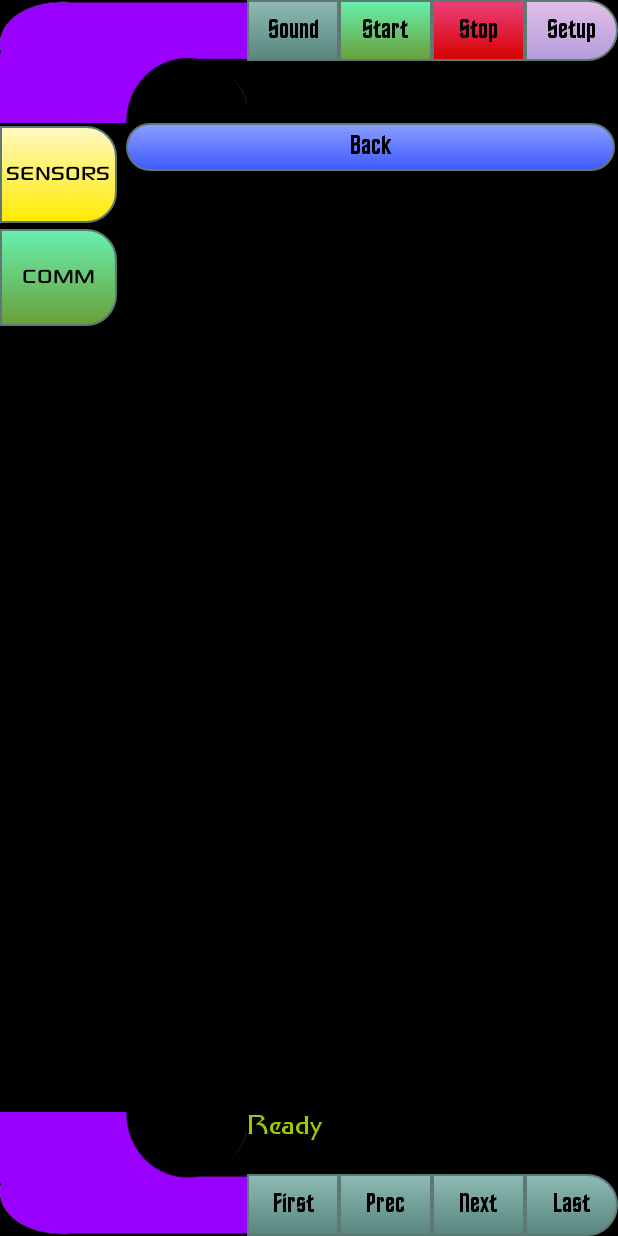
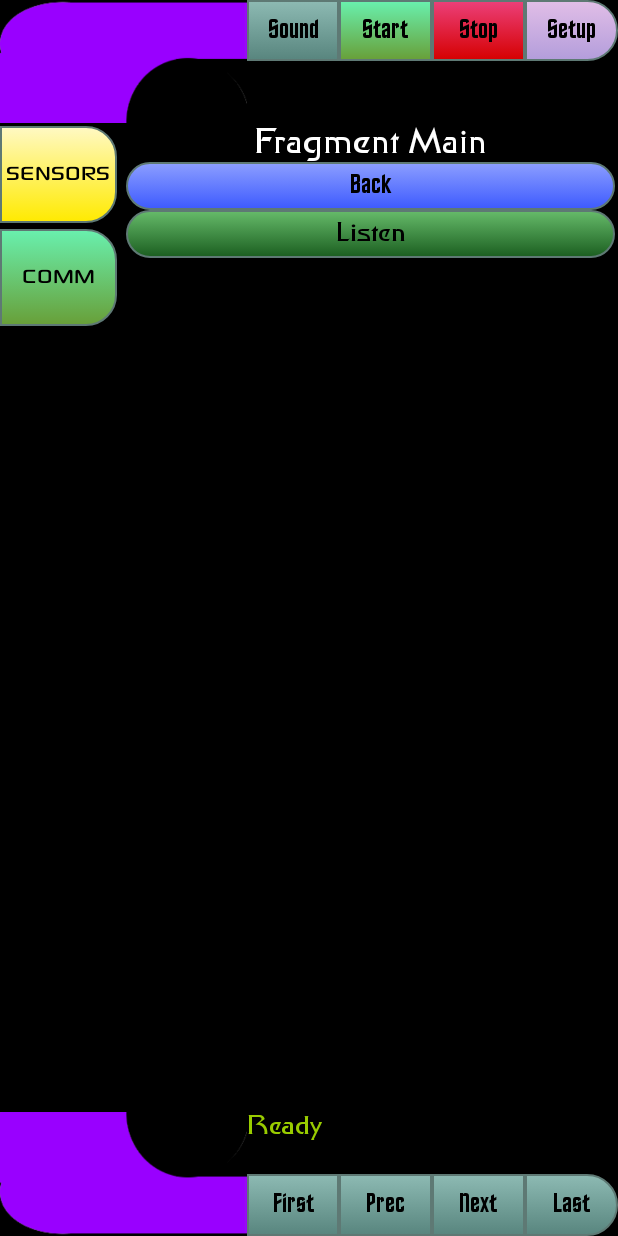
Before and after one commit to mlsoft/Multipad, an Android app: the screen it shows after launch (MultipadActivity), on a phone screen of 412 x 824 dp. Run offline under Robolectric (Android 15) with nearby library versions, the phone set to English and light mode, and no system bars.

Commit message:
multipad activity is supplying services well multipad initial fragment is working well ready to add more fragments

```diff
--- a/app/src/main/java/net/ddns/mlsoftlaberge/multipad/MultipadFragment.java
+++ b/app/src/main/java/net/ddns/mlsoftlaberge/multipad/MultipadFragment.java
@@ -29,13 +29,15 @@ import android.graphics.Typeface;
 import android.media.MediaPlayer;
 import android.os.Bundle;
 import android.preference.PreferenceManager;
+import android.text.method.ScrollingMovementMethod;
 import android.view.LayoutInflater;
 import android.view.View;
 import android.view.ViewGroup;
 import android.widget.Button;
+import android.widget.TextView;
 
 /**
- * Created by mlsoft on 2017-08-10.
+ * Created by Martin Laberge on 2017-08-10.
  */
 public class MultipadFragment extends Fragment {
 
@@ -46,8 +48,12 @@ public class MultipadFragment extends Fragment {
     // ======================================================================================
     // interface between fragment and activity to define callbacks
     public interface OnMultipadInteractionListener {
+        void multipadButtonsound();
         void multipadModeChange(int mode);
+        void multipadSay(String text);
+        String multipadLogs();
         void multipadSpeak(String text);
+        void multipadListen();
     }
 
     // the handle to the calling activity
@@ -73,7 +79,16 @@ public class MultipadFragment extends Fragment {
 
     private boolean isChatty;
 
+    // the handles for the widgets of the fragment
+    // -------------------------------------------
+    private TextView mFragmentTitle;
+
     private Button mBackButton;
+
+    private Button mListenButton;
+
+    private TextView mLogsConsole;
+
 
     @Override
     public View onCreateView(LayoutInflater inflater, ViewGroup container, Bundle savedInstanceState) {
@@ -84,17 +99,38 @@ public class MultipadFragment extends Fragment {
         sharedPref = PreferenceManager.getDefaultSharedPreferences(getActivity());
         isChatty = sharedPref.getBoolean("pref_key_ischatty", false);
 
-        // the sound-effect button
+        // the title of the fragment
+        mFragmentTitle = (TextView) view.findViewById(R.id.fragment_title);
+
+        // the back button
         mBackButton = (Button) view.findViewById(R.id.back_button);
         mBackButton.setOnClickListener(new View.OnClickListener() {
             @Override
             public void onClick(View view) {
                 // do the job
                 buttonsound();
-                speak("back");
-                mOnMultipadInteractionListener.multipadModeChange(0);
+                say("The BACK button is pressed");
+                if(isChatty) speak("back");
+                modechange(0);
             }
         });
+
+        // the listen button
+        mListenButton = (Button) view.findViewById(R.id.listen_button);
+        mListenButton.setOnClickListener(new View.OnClickListener() {
+            @Override
+            public void onClick(View view) {
+                // do the job
+                listen();
+            }
+        });
+
+        // the console to display logs history
+        mLogsConsole = (TextView) view.findViewById(R.id.logs_console);
+        mLogsConsole.setHorizontallyScrolling(true);
+        mLogsConsole.setVerticalScrollBarEnabled(true);
+        mLogsConsole.setMovementMethod(new ScrollingMovementMethod());
+        mLogsConsole.setText(mOnMultipadInteractionListener.multipadLogs());
 
         // return the view just initialized
         return view;
@@ -105,11 +141,14 @@ public class MultipadFragment extends Fragment {
     @Override
     public void onActivityCreated(Bundle bundle) {
         super.onActivityCreated(bundle);
-        Typeface face = Typeface.createFromAsset(getActivity().getAssets(), "sonysketchef.ttf");
+        Typeface face1 = Typeface.createFromAsset(getActivity().getAssets(), "sonysketchef.ttf");
         Typeface face2 = Typeface.createFromAsset(getActivity().getAssets(), "finalold.ttf");
         Typeface face3 = Typeface.createFromAsset(getActivity().getAssets(), "finalnew.ttf");
         // top buttons
+        mFragmentTitle.setTypeface(face3);
         mBackButton.setTypeface(face2);
+        mListenButton.setTypeface(face3);
+        mLogsConsole.setTypeface(face1);
     }
 
     // =====================================================================================
@@ -124,9 +163,9 @@ public class MultipadFragment extends Fragment {
     @Override
     public void onPause() {
         // save the current status
-        SharedPreferences.Editor editor = sharedPref.edit();
-        editor.putBoolean("pref_key_ischatty", isChatty);
-        editor.commit();
+        //SharedPreferences.Editor editor = sharedPref.edit();
+        //editor.putBoolean("pref_key_ischatty", isChatty);
+        //editor.commit();
         super.onPause();
     }
 
@@ -134,12 +173,43 @@ public class MultipadFragment extends Fragment {
 
     // beep
     private void buttonsound() {
-        MediaPlayer mediaPlayer = MediaPlayer.create(getActivity().getBaseContext(), R.raw.keyok2);
-        mediaPlayer.start(); // no need to call prepare(); create() does that for you
+        //MediaPlayer mediaPlayer = MediaPlayer.create(getActivity().getBaseContext(), R.raw.keyok2);
+        //mediaPlayer.start(); // no need to call prepare(); create() does that for you
+        mOnMultipadInteractionListener.multipadButtonsound();
     }
 
+    private void modechange(int mode) {
+        mOnMultipadInteractionListener.multipadModeChange(mode);
+    }
+
+    // display the message in status bar
+    private void say(String text) {
+        mOnMultipadInteractionListener.multipadSay(text);
+    }
+
+    // speak out loud the text specified
     private void speak(String text) {
         mOnMultipadInteractionListener.multipadSpeak(text);
     }
 
+    // listen to the user speaking
+    private void listen() {
+        mOnMultipadInteractionListener.multipadListen();
+    }
+
+    // interpret the sentence pronounced by the user in the listen function (called by activity)
+    public void understood(String text) {
+        if(text.contains("test")) {
+            say("Understood 'Test'");
+            speak("This is mode zero");
+            return;
+        }
+        speak(text);
+    }
+
+    // display logs when they are changed (called by activity)
+    public void logschanged(String logs) {
+        mLogsConsole.setText(logs);
+    }
+
 }
--- a/app/src/main/res/layout/multipad_fragment.xml
+++ b/app/src/main/res/layout/multipad_fragment.xml
@@ -5,6 +5,16 @@
     android:background="@android:color/black"
     android:orientation="vertical"
     android:weightSum="100">
+
+    <TextView
+        android:id="@+id/fragment_title"
+        android:layout_width="match_parent"
+        android:layout_height="wrap_content"
+        android:textAlignment="center"
+        android:textColor="@android:color/white"
+        android:textStyle="bold"
+        android:textSize="24sp"
+        android:text="Fragment Main"/>
 
     <Button
         android:id="@+id/back_button"
@@ -18,5 +28,37 @@
         android:text="Back"
         android:textSize="18sp" />
 
+    <Button
+        android:id="@+id/listen_button"
+        android:layout_width="match_parent"
+        android:layout_height="32dp"
+        android:layout_gravity="center"
+        android:layout_marginEnd="2dp"
+        android:layout_marginStart="2dp"
+        android:background="@drawable/trekbutton_vert"
+        android:maxLines="1"
+        android:text="Listen"
+        android:textSize="18sp" />
+
+    <ScrollView
+        android:id="@+id/view_console"
+        android:layout_width="match_parent"
+        android:layout_height="match_parent"
+        android:visibility="visible">
+
+        <TextView
+            android:id="@+id/logs_console"
+            android:layout_width="match_parent"
+            android:layout_height="match_parent"
+            android:text="Console log"
+            android:scrollHorizontally="true"
+            android:scrollbars="horizontal"
+            android:textColor="@android:color/holo_green_light"
+            android:textSize="18sp"
+            android:textStyle="bold"
+            android:visibility="visible" />
+
+    </ScrollView>
+
 
 </LinearLayout>
```
Also changed, not shown: app/src/main/java/net/ddns/mlsoftlaberge/multipad/MultipadActivity.java (+50 -8 lines).
